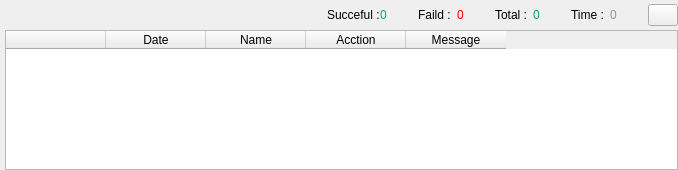
kreemkhaled112/GUI, file ui/Public/Info.ui: the form before one commit.
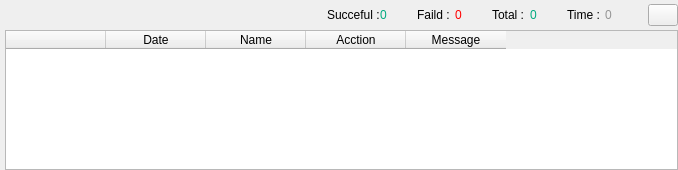
The form after the commit. Icons and pictures are not drawn.

The edit to the form file:
```diff
--- a/ui/Public/Info.ui
+++ b/ui/Public/Info.ui
@@ -98,7 +98,7 @@
         </property>
         <layout class="QHBoxLayout" name="horizontalLayout">
          <property name="spacing">
-          <number>0</number>
+          <number>6</number>
          </property>
          <property name="leftMargin">
           <number>0</number>
```
